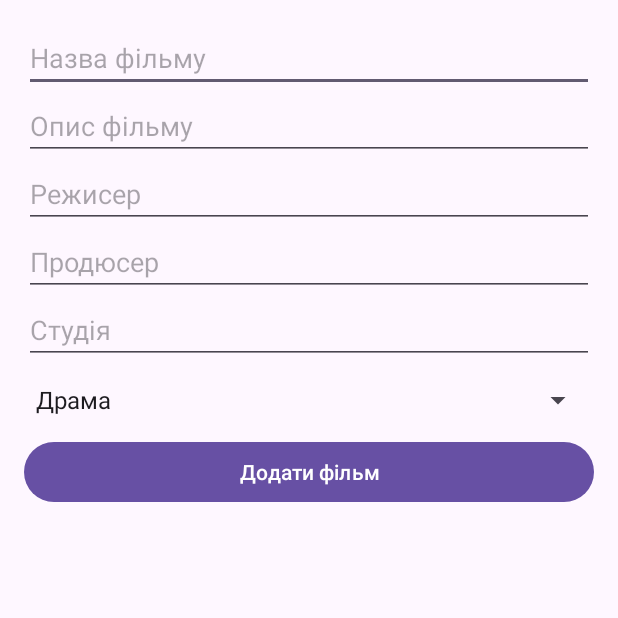
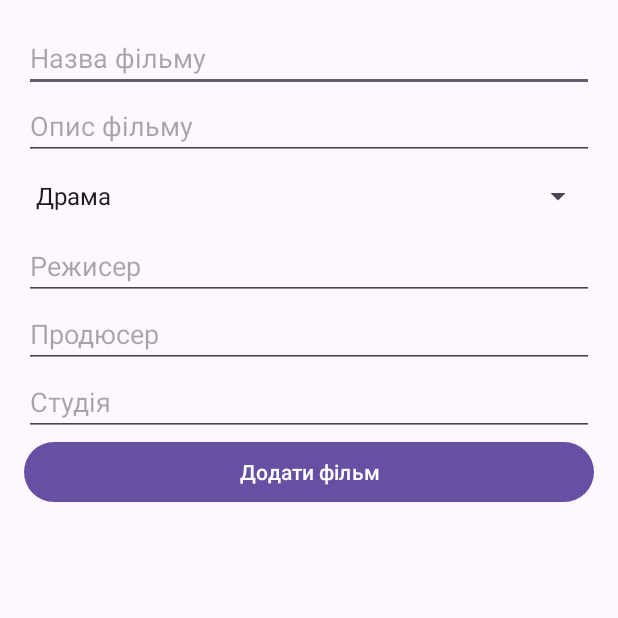
Before and after one commit to dimavoronkov2222/Movie-app, an Android app: the screen it shows after launch (MainActivity), on a phone screen of 412 x 824 dp, the top half of it. Run offline under Robolectric (Android 15) with nearby library versions, the phone set to English and light mode, and no system bars.

Commit message:
edit code

```diff
--- a/app/src/main/java/com/dmytro/moviesapp/DatabaseHelper.java
+++ b/app/src/main/java/com/dmytro/moviesapp/DatabaseHelper.java
@@ -1,75 +1,41 @@
 package com.dmytro.moviesapp;
 import android.content.ContentValues;
 import android.content.Context;
-import android.database.Cursor;
 import android.database.sqlite.SQLiteDatabase;
 import android.database.sqlite.SQLiteOpenHelper;
-import java.util.ArrayList;
 public class DatabaseHelper extends SQLiteOpenHelper {
     private static final String DATABASE_NAME = "movies.db";
     private static final int DATABASE_VERSION = 1;
-    private static final String TABLE_MOVIES = "movies";
-    private static final String COLUMN_ID = "id";
-    private static final String COLUMN_TITLE = "title";
-    private static final String COLUMN_DESCRIPTION = "description";
-    private static final String COLUMN_GENRE = "genre";
-    private static final String COLUMN_DIRECTOR = "director";
-    private static final String COLUMN_PRODUCER = "producer";
-    private static final String COLUMN_STUDIO = "studio";
     public DatabaseHelper(Context context) {
         super(context, DATABASE_NAME, null, DATABASE_VERSION);
     }
     @Override
     public void onCreate(SQLiteDatabase db) {
-        String createTable = "CREATE TABLE " + TABLE_MOVIES + " (" +
-                COLUMN_ID + " INTEGER PRIMARY KEY AUTOINCREMENT, " +
-                COLUMN_TITLE + " TEXT, " +
-                COLUMN_DESCRIPTION + " TEXT, " +
-                COLUMN_GENRE + " TEXT, " +
-                COLUMN_DIRECTOR + " TEXT, " +
-                COLUMN_PRODUCER + " TEXT, " +
-                COLUMN_STUDIO + " TEXT)";
-        db.execSQL(createTable);
+        String createMoviesTable = "CREATE TABLE movies (" +
+                "id INTEGER PRIMARY KEY AUTOINCREMENT, " +
+                "title TEXT, " +
+                "description TEXT, " +
+                "genre TEXT, " +
+                "director TEXT, " +
+                "producer TEXT, " +
+                "studio TEXT)";
+        db.execSQL(createMoviesTable);
     }
     @Override
     public void onUpgrade(SQLiteDatabase db, int oldVersion, int newVersion) {
-        db.execSQL("DROP TABLE IF EXISTS " + TABLE_MOVIES);
+        db.execSQL("DROP TABLE IF EXISTS movies");
         onCreate(db);
     }
-    public boolean addMovie(String title, String description, String genre, String director, String producer, String studio) {
+    public void addMovie(String title, String description, String genre, String director, String producer, String studio) {
         SQLiteDatabase db = this.getWritableDatabase();
         ContentValues values = new ContentValues();
-        values.put(COLUMN_TITLE, title);
-        values.put(COLUMN_DESCRIPTION, description);
-        values.put(COLUMN_GENRE, genre);
-        values.put(COLUMN_DIRECTOR, director);
-        values.put(COLUMN_PRODUCER, producer);
-        values.put(COLUMN_STUDIO, studio);
-        long result = db.insert(TABLE_MOVIES, null, values);
-        db.close();
-        return result != -1;
-    }
-    public ArrayList<String> getAllMovies() {
-        ArrayList<String> movies = new ArrayList<>();
-        SQLiteDatabase db = this.getReadableDatabase();
-        Cursor cursor = db.rawQuery("SELECT * FROM " + TABLE_MOVIES, null);
-        if (cursor.moveToFirst()) {
-            do {
-                String movie = cursor.getString(1) + " (" + cursor.getString(3) + ")\n" +
-                        "Опис: " + cursor.getString(2) + "\n" +
-                        "Режисер: " + cursor.getString(4) + "\n" +
-                        "Продюсер: " + cursor.getString(5) + "\n" +
-                        "Студія: " + cursor.getString(6);
-                movies.add(movie);
-            } while (cursor.moveToNext());
-        }
-        cursor.close();
-        db.close();
-        return movies;
-    }
-    public void deleteMovie(String title) {
-        SQLiteDatabase db = this.getWritableDatabase();
-        db.delete(TABLE_MOVIES, COLUMN_TITLE + "=?", new String[]{title});
+        values.put("title", title);
+        values.put("description", description);
+        values.put("genre", genre);
+        values.put("director", director);
+        values.put("producer", producer);
+        values.put("studio", studio);
+        db.insert("movies", null, values);
         db.close();
     }
 }
--- a/app/src/main/java/com/dmytro/moviesapp/MainActivity.java
+++ b/app/src/main/java/com/dmytro/moviesapp/MainActivity.java
@@ -1,5 +1,7 @@
 package com.dmytro.moviesapp;
-import android.annotation.SuppressLint;
+import android.content.Intent;
+import android.database.Cursor;
+import android.database.sqlite.SQLiteDatabase;
 import android.os.Bundle;
 import android.widget.*;
 import androidx.appcompat.app.AppCompatActivity;
@@ -11,54 +13,67 @@ public class MainActivity extends AppCompatActivity {
     private DatabaseHelper databaseHelper;
     private ArrayAdapter<String> movieAdapter;
     private ArrayList<String> movieList;
-    @SuppressLint("MissingInflatedId")
+    private ArrayList<Integer> movieIds;
     @Override
     protected void onCreate(Bundle savedInstanceState) {
         super.onCreate(savedInstanceState);
         setContentView(R.layout.activity_main);
-        databaseHelper = new DatabaseHelper(this);
         editTextTitle = findViewById(R.id.editTextTitle);
         editTextDescription = findViewById(R.id.editTextDescription);
         editTextDirector = findViewById(R.id.editTextDirector);
         editTextProducer = findViewById(R.id.editTextProducer);
         editTextStudio = findViewById(R.id.editTextStudio);
         spinnerGenre = findViewById(R.id.spinnerGenre);
-        Button buttonAddMovie = findViewById(R.id.buttonAddMovie);
         listViewMovies = findViewById(R.id.listViewMovies);
-        String[] genres = {"Драма", "Комедія", "Бойовик", "Фантастика", "Хоррор"};
-        ArrayAdapter<String> adapter = new ArrayAdapter<>(this, android.R.layout.simple_spinner_dropdown_item, genres);
-        spinnerGenre.setAdapter(adapter);
-        loadMoviesFromDB();
-        buttonAddMovie.setOnClickListener(v -> {
+        Button buttonAdd = findViewById(R.id.buttonAdd);
+        databaseHelper = new DatabaseHelper(this);
+        movieList = new ArrayList<>();
+        movieIds = new ArrayList<>();
+        movieAdapter = new ArrayAdapter<>(this, android.R.layout.simple_list_item_1, movieList);
+        listViewMovies.setAdapter(movieAdapter);
+        String[] genres = {"Драма", "Комедія", "Бойовик", "Фантастика", "Хорор"};
+        ArrayAdapter<String> genreAdapter = new ArrayAdapter<>(this, android.R.layout.simple_spinner_dropdown_item, genres);
+        spinnerGenre.setAdapter(genreAdapter);
+        buttonAdd.setOnClickListener(v -> addMovie());
+        listViewMovies.setOnItemClickListener((parent, view, position, id) -> openMovieDetails(movieIds.get(position)));
+        loadMovies();
+    }
+    private void addMovie() {
         String title = editTextTitle.getText().toString().trim();
         String description = editTextDescription.getText().toString().trim();
+        String genre = spinnerGenre.getSelectedItem().toString();
         String director = editTextDirector.getText().toString().trim();
         String producer = editTextProducer.getText().toString().trim();
         String studio = editTextStudio.getText().toString().trim();
-            String genre = spinnerGenre.getSelectedItem().toString();
-            if (title.isEmpty() || description.isEmpty()) {
-                Toast.makeText(this, "Заповніть всі обов'язкові поля!", Toast.LENGTH_SHORT).show();
+        if (title.isEmpty()) {
+            Toast.makeText(this, "Введіть назву фільму", Toast.LENGTH_SHORT).show();
             return;
         }
-            boolean inserted = databaseHelper.addMovie(title, description, genre, director, producer, studio);
-            if (inserted) {
-                Toast.makeText(this, "Фільм додано!", Toast.LENGTH_SHORT).show();
-                loadMoviesFromDB();
-            } else {
-                Toast.makeText(this, "Помилка додавання!", Toast.LENGTH_SHORT).show();
+        databaseHelper.addMovie(title, description, genre, director, producer, studio);
+        loadMovies();
+        editTextTitle.setText("");
+        editTextDescription.setText("");
+        editTextDirector.setText("");
+        editTextProducer.setText("");
+        editTextStudio.setText("");
     }
-        });
-        listViewMovies.setOnItemClickListener((parent, view, position, id) -> {
-            String selectedMovie = movieList.get(position);
-            String title = selectedMovie.split(" \\(")[0];
-            databaseHelper.deleteMovie(title);
-            Toast.makeText(this, "Фільм видалено!", Toast.LENGTH_SHORT).show();
-            loadMoviesFromDB();
-        });
+    private void loadMovies() {
+        movieList.clear();
+        movieIds.clear();
+
+        SQLiteDatabase db = databaseHelper.getReadableDatabase();
+        Cursor cursor = db.rawQuery("SELECT id, title, genre FROM movies", null);
+        while (cursor.moveToNext()) {
+            movieIds.add(cursor.getInt(0));
+            movieList.add(cursor.getString(1) + " (" + cursor.getString(2) + ")");
         }
-    private void loadMoviesFromDB() {
-        movieList = databaseHelper.getAllMovies();
-        movieAdapter = new ArrayAdapter<>(this, android.R.layout.simple_list_item_1, movieList);
-        listViewMovies.setAdapter(movieAdapter);
+        cursor.close();
+        db.close();
+        movieAdapter.notifyDataSetChanged();
+    }
+    private void openMovieDetails(int movieId) {
+        Intent intent = new Intent(this, MovieDetailsActivity.class);
+        intent.putExtra("MOVIE_ID", movieId);
+        startActivity(intent);
     }
 }
--- a/app/src/main/res/layout/activity_main.xml
+++ b/app/src/main/res/layout/activity_main.xml
@@ -4,49 +4,45 @@
     android:layout_width="match_parent"
     android:layout_height="match_parent"
     android:orientation="vertical"
-    android:padding="16dp">
+    android:padding="16dp"
+    tools:context=".MainActivity">
     <EditText
         android:id="@+id/editTextTitle"
         android:layout_width="match_parent"
         android:layout_height="wrap_content"
-        android:hint="Назва фільму"
-        tools:ignore="HardcodedText" />
+        android:hint="Назва фільму"/>
     <EditText
         android:id="@+id/editTextDescription"
         android:layout_width="match_parent"
         android:layout_height="wrap_content"
-        android:hint="Опис фільму"
-        tools:ignore="HardcodedText" />
+        android:hint="Опис фільму" />
+    <Spinner
+        android:id="@+id/spinnerGenre"
+        android:layout_width="match_parent"
+        android:layout_height="wrap_content" />
     <EditText
         android:id="@+id/editTextDirector"
         android:layout_width="match_parent"
         android:layout_height="wrap_content"
-        android:hint="Режисер"
-        tools:ignore="HardcodedText" />
+        android:hint="Режисер" />
     <EditText
         android:id="@+id/editTextProducer"
         android:layout_width="match_parent"
         android:layout_height="wrap_content"
-        android:hint="Продюсер"
-        tools:ignore="HardcodedText" />
+        android:hint="Продюсер" />
     <EditText
         android:id="@+id/editTextStudio"
         android:layout_width="match_parent"
         android:layout_height="wrap_content"
-        android:hint="Студія"
-        tools:ignore="HardcodedText" />
-    <Spinner
-        android:id="@+id/spinnerGenre"
-        android:layout_width="match_parent"
-        android:layout_height="wrap_content" />
+        android:hint="Студія" />
     <Button
-        android:id="@+id/buttonAddMovie"
+        android:id="@+id/buttonAdd"
         android:layout_width="match_parent"
         android:layout_height="wrap_content"
-        android:text="Додати фільм"
-        tools:ignore="HardcodedText" />
+        android:text="Додати фільм" />
     <ListView
         android:id="@+id/listViewMovies"
         android:layout_width="match_parent"
-        android:layout_height="wrap_content" />
+        android:layout_height="wrap_content"
+        android:layout_marginTop="16dp"/>
 </LinearLayout>
```
Also changed, not shown: app/src/main/java/com/dmytro/moviesapp/MovieDetailsActivity.java (added, +41 -0 lines), app/src/main/res/layout/activity_movie_details.xml (added, +43 -0 lines). Lines whose indentation alone changed are shown as unchanged.
